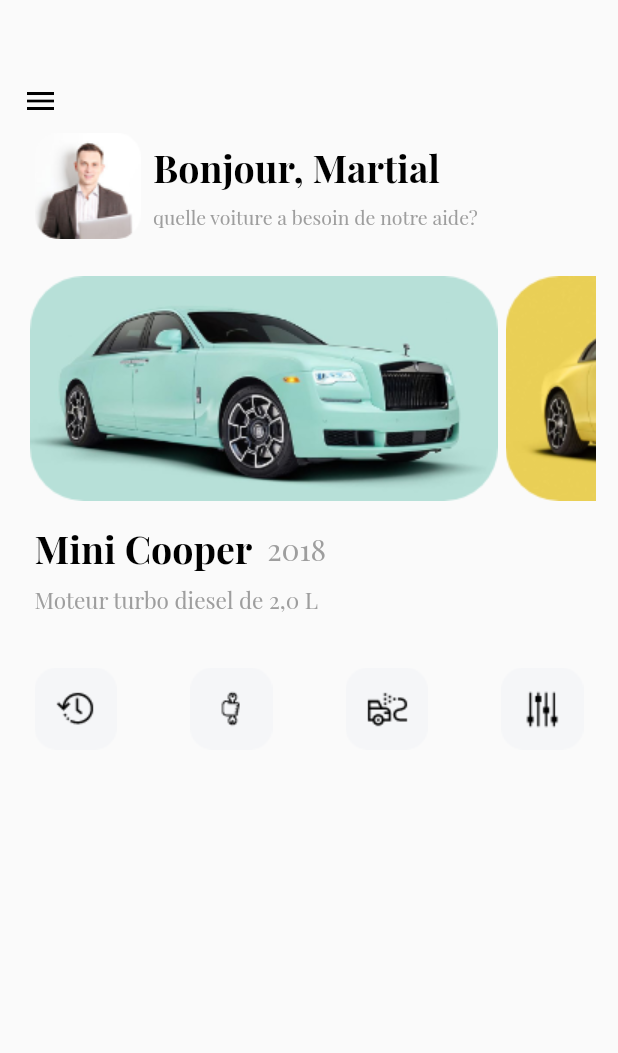
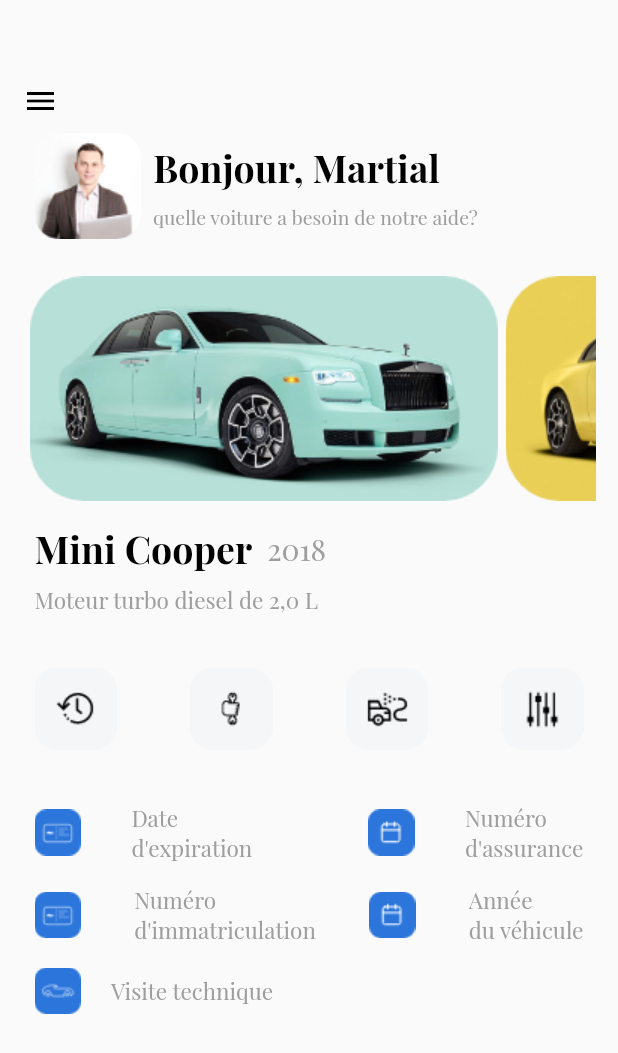
Before and after one commit to shahrukhktk/gam-flutter-mobile-app, a Flutter app: the HomeScreen screen opened directly, on a phone screen of 412 x 824 dp. Shown: the top 1053 px of the screen. Run offline on Flutter 3.47's test engine with Material 2 defaults, Android fonts, the phone set to English and light mode, and no system bars; our stand-ins replace curved_navigation_bar, font_awesome_flutter; project files that could hold a hidden picture were left out.

Commit message:
init 1. sign up done 2. login done 3. congrats done 4. reset password done 5. profile done 6. edit profile done 7. add vehicle --------------------------- 2nd order screens 1. home screen 2. chatlist screen done 3. conversation screen done

```diff
--- a/lib/All_Screens/main_screens/home_screen.dart
+++ b/lib/All_Screens/main_screens/home_screen.dart
@@ -108,6 +108,51 @@ class _HomeScreenState extends State<HomeScreen> {
                 ),
               ),
 
+              Padding(
+                padding: const EdgeInsets.only(top: 35.0, left: 8, right: 8),
+                child: Column(
+                  children: [
+                    Row(
+                      mainAxisAlignment: MainAxisAlignment.spaceBetween,
+                      children: [
+                        Image(image: AssetImage('images/expirydate_icon.png')),
+                        Text("Date \nd'expiration", style: TextStyle(fontSize: 15, fontWeight: FontWeight.normal, color: Colors.grey, fontFamily: "Playfair_Display"),),
+                        SizedBox(width: 10,),
+                        Image(image: AssetImage('images/insurance_nmbr_icon.png')),
+                        Text("Numéro \nd'assurance", style: TextStyle(fontSize: 15, fontWeight: FontWeight.normal, color: Colors.grey, fontFamily: "Playfair_Display"),),
+                      ],
+                    ),
+
+                    SizedBox(height: 15,),
+
+                    Row(
+                      mainAxisAlignment: MainAxisAlignment.spaceBetween,
+                      children: [
+                        Image(image: AssetImage('images/expirydate_icon.png')),
+                        Text("Numéro \nd'immatriculation", style: TextStyle(fontSize: 15, fontWeight: FontWeight.normal, color: Colors.grey, fontFamily: "Playfair_Display"),),
+                        Image(image: AssetImage('images/insurance_nmbr_icon.png')),
+                        Text("Année \ndu véhicule", style: TextStyle(fontSize: 15, fontWeight: FontWeight.normal, color: Colors.grey, fontFamily: "Playfair_Display"),),
+                      ],
+                    ),
+
+                    SizedBox(height: 15,),
+
+                    Row(
+                      mainAxisAlignment: MainAxisAlignment.start,
+                      children: [
+                        Image(image: AssetImage('images/visittechnique_icon.png')),
+                        Padding(
+                          padding: const EdgeInsets.only(left: 20.0),
+                          child: Text("Visite technique", style: TextStyle(fontSize: 15, fontWeight: FontWeight.normal, color: Colors.grey, fontFamily: "Playfair_Display"),),
+                        ),
+                      ],
+                    ),
+
+
+                  ],
+                ),
+              ),
+
 
             ],
           )
```
